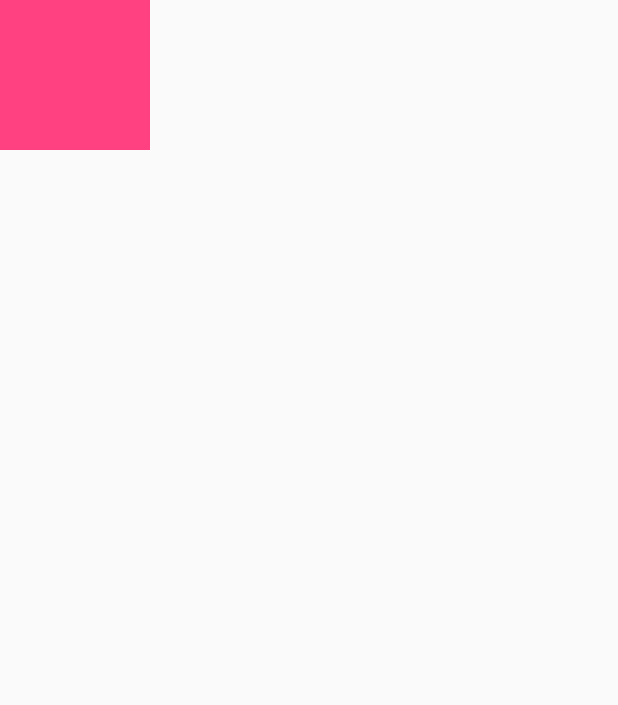
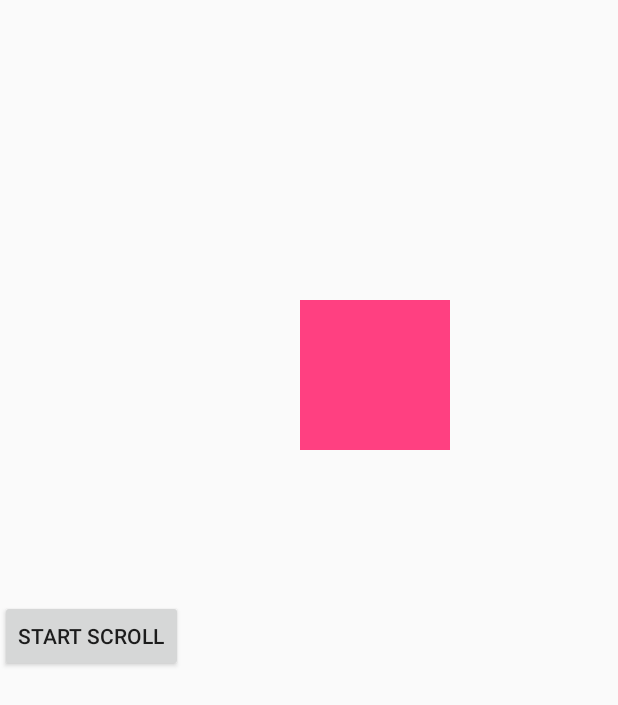
Before and after one commit to zhaochuanxing/MyApiDemo, an Android app: the screen it shows after launch (MoveViewActivity before the commit, ScrollActivity after it), on a phone screen of 412 x 824 dp. Shown: the top 705 px of the screen. Run offline under Robolectric (Android 15) with nearby library versions, the phone set to English and light mode, and no system bars.

Commit message:
add scrollview

```diff
--- a/app/src/main/AndroidManifest.xml
+++ b/app/src/main/AndroidManifest.xml
@@ -134,11 +134,13 @@
         <activity android:name=".rxjava.OperationActivity">
         </activity>
         <activity android:name=".rxjava.OkHttpRxActivity">
-
         </activity>
         <activity android:name=".emoji.EmojiActivity">
         </activity>
         <activity android:name=".myview.MoveViewActivity">
+
+        </activity>
+        <activity android:name=".myview.ScrollActivity">
             <intent-filter>
                 <action android:name="android.intent.action.MAIN"/>
 
--- /dev/null
+++ b/app/src/main/java/com/xing/apidemo/myview/MyScrollView.java
@@ -0,0 +1,79 @@
+package com.xing.apidemo.myview;
+
+import android.content.Context;
+import android.graphics.Canvas;
+import android.support.annotation.Nullable;
+import android.util.AttributeSet;
+import android.util.Log;
+import android.util.TimeFormatException;
+import android.view.MotionEvent;
+import android.view.View;
+import android.widget.Scroller;
+
+/**
+ * Created by zhao on 18-1-27.
+ */
+
+public class MyScrollView extends View {
+
+    private static final int TIME_SCROLL = 2000;
+    private  Scroller mScroller;
+    private String Tag = MyScrollView.class.getSimpleName();
+
+    public MyScrollView(Context context) {
+        super(context);
+    }
+
+    public MyScrollView(Context context, @Nullable AttributeSet attrs) {
+        super(context, attrs);
+        mScroller = new Scroller(context);
+    }
+
+    public MyScrollView(Context context, @Nullable AttributeSet attrs, int defStyleAttr) {
+        super(context, attrs, defStyleAttr);
+    }
+
+    @Override
+    public void computeScroll() {
+        super.computeScroll();
+        Log.i(Tag,"computeScroll ");
+        if(mScroller.computeScrollOffset()){
+            View parent = (View) getParent();
+            parent.scrollTo(mScroller.getCurrX(),mScroller.getCurrY());
+            Log.i(Tag,"X = "+mScroller.getCurrX()+",y = "+mScroller.getCurrY());
+            invalidate();
+        }
+    }
+
+    public void smoothScrollTo(int destX,int destY){
+        int deltaX = destX - getScrollX();
+        int deltaY = destY - getScrollY();
+//             * @param dx Horizontal distance to travel. Positive numbers will scroll the
+//     *        content to the left.
+//     * @param dy Vertical distance to travel. Positive numbers will scroll the
+//                *        content up.
+        mScroller.startScroll(getScrollX(),getScrollY(),deltaX,deltaY,TIME_SCROLL);
+        //这个调用非常重要，否则无法开启执行滚动
+        invalidate();
+    }
+
+    public void smoothScrollBy(int deltaX,int deltaY){
+        //可以持续的执行连续滚动
+        mScroller.startScroll(mScroller.getCurrX(),mScroller.getCurrY(),deltaX,deltaY, TIME_SCROLL);
+        //这个调用至关重要
+        invalidate();
+    }
+
+    @Override
+    protected void onDraw(Canvas canvas) {
+        super.onDraw(canvas);
+        Log.i(Tag,"onDraw");
+    }
+
+    @Override
+    public boolean onTouchEvent(MotionEvent event) {
+        //这个证明了 view滚动后是在真实的位置上
+        Log.i(Tag,"onTouchEvent "+event);
+        return super.onTouchEvent(event);
+    }
+}
--- /dev/null
+++ b/app/src/main/java/com/xing/apidemo/myview/ScrollActivity.java
@@ -0,0 +1,29 @@
+package com.xing.apidemo.myview;
+
+import android.support.v7.app.AppCompatActivity;
+import android.os.Bundle;
+import android.view.View;
+import android.widget.Button;
+
+import com.xing.apidemo.R;
+
+public class ScrollActivity extends AppCompatActivity {
+
+    private Button mScrllBtn;
+    private MyScrollView mScrollView;
+
+    @Override
+    protected void onCreate(Bundle savedInstanceState) {
+        super.onCreate(savedInstanceState);
+        setContentView(R.layout.activity_scroll);
+        mScrollView = (MyScrollView)findViewById(R.id.scroll_view);
+        mScrllBtn = (Button)findViewById(R.id.btn_scroll);
+        mScrllBtn.setOnClickListener(new View.OnClickListener() {
+            @Override
+            public void onClick(View v) {
+                  mScrollView.smoothScrollBy(-40,-40);
+//                    mScrollView.smoothScrollTo(100,100);
+            }
+        });
+    }
+}
--- /dev/null
+++ b/app/src/main/res/layout/activity_scroll.xml
@@ -0,0 +1,25 @@
+<?xml version="1.0" encoding="utf-8"?>
+<LinearLayout
+    xmlns:android="http://schemas.android.com/apk/res/android"
+    xmlns:app="http://schemas.android.com/apk/res-auto"
+    xmlns:tools="http://schemas.android.com/tools"
+    android:layout_width="match_parent"
+    android:layout_height="match_parent"
+    android:orientation="vertical"
+    tools:context="com.xing.apidemo.myview.ScrollActivity">
+
+    <com.xing.apidemo.myview.MyScrollView
+        android:id="@+id/scroll_view"
+        android:layout_width="100dp"
+        android:layout_height="100dp"
+        android:layout_marginTop="200dp"
+        android:layout_marginLeft="200dp"
+        android:background="@color/colorAccent"/>
+    <Button
+        android:id="@+id/btn_scroll"
+        android:layout_width="wrap_content"
+        android:layout_height="wrap_content"
+        android:layout_marginTop="100dp"
+        android:text="start scroll"/>
+
+</LinearLayout>
```
Also changed, not shown: app/src/main/java/com/xing/apidemo/myview/MoveView.java (+12 -4 lines).
